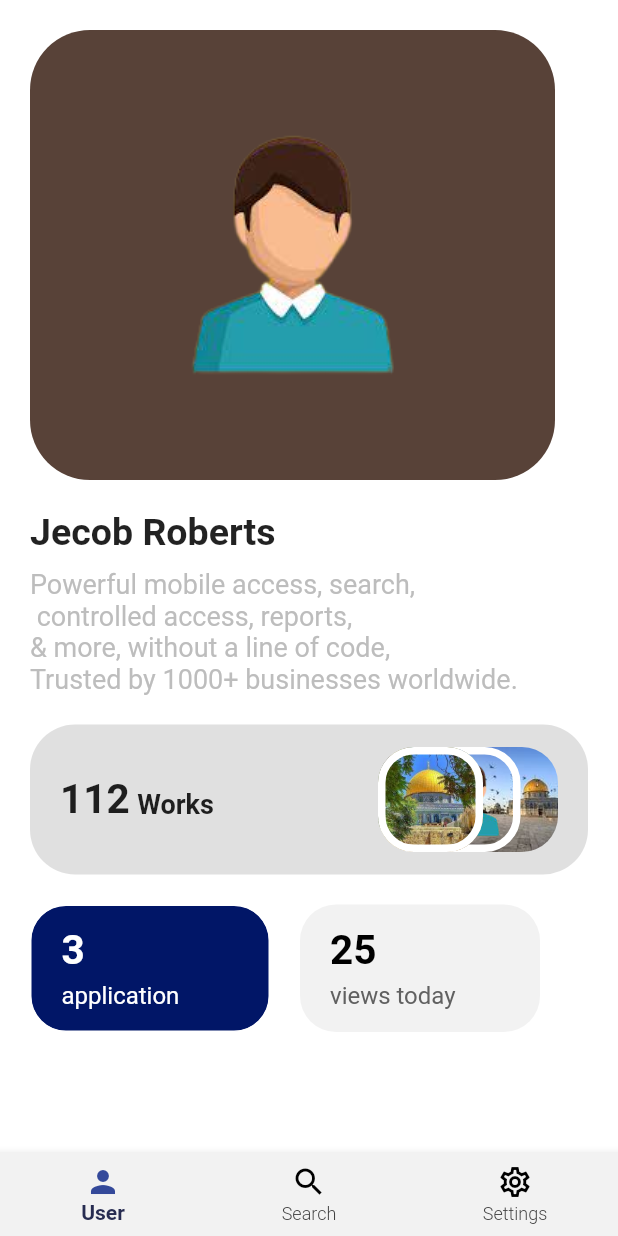
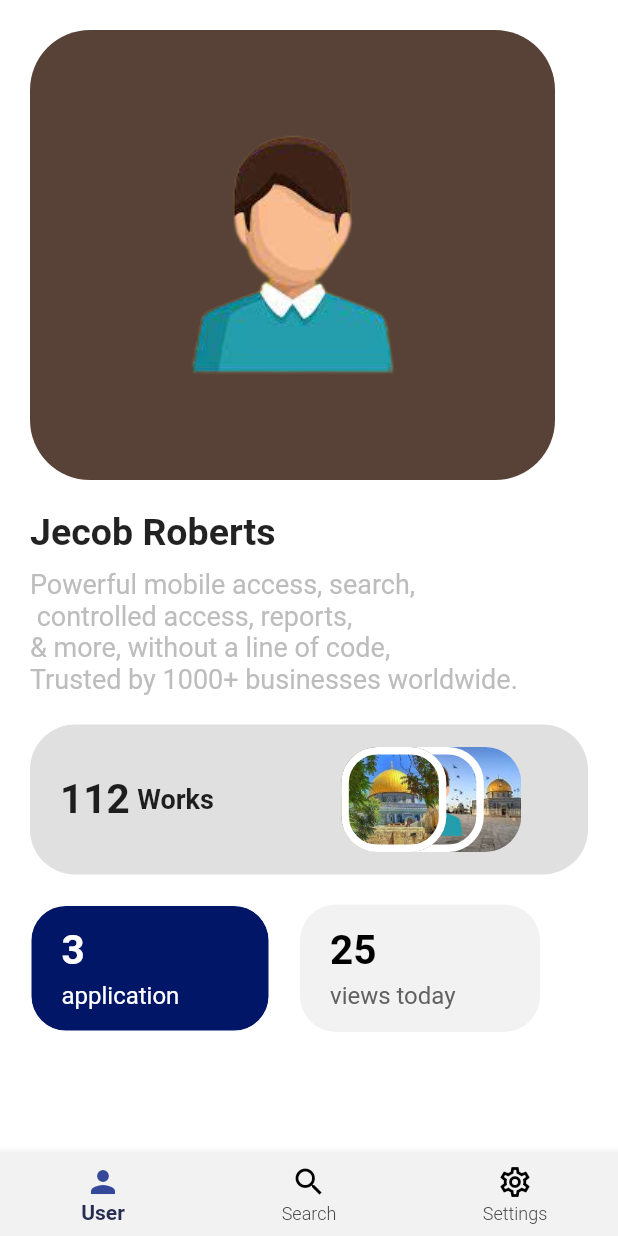
Before and after one commit to hassanhabboush/stack_example_1, a Flutter app: the screen it shows after launch, on a phone screen of 412 x 824 dp. Run offline on Flutter 3.47's test engine with Material 2 defaults, Android fonts, the phone set to English and light mode, and no system bars; our stand-ins replace flutter_spinkit; Roboto replaces fonts that are missing (fonts/Almarai-Bold.ttf, fonts/Almarai-ExtraBold.ttf, fonts/Almarai-Light.ttf).

Commit message:
تم حذف Row من واجهة user و تزويد sizedBox من 20-85

```diff
--- a/lib/screens/user_screen.dart
+++ b/lib/screens/user_screen.dart
@@ -63,11 +63,7 @@ class _UserScreenState extends State<UserScreen> {
                       borderRadius: BorderRadius.circular(30),
                     ),
                     child: Row(
-                      mainAxisAlignment: MainAxisAlignment.spaceBetween,
-                      children: [
-                        Row(
-                          crossAxisAlignment: CrossAxisAlignment.baseline,
-                          textBaseline: TextBaseline.alphabetic,
+                      // mainAxisAlignment: MainAxisAlignment.spaceBetween,
                       children: [
                         Text(
                           '112',
@@ -80,9 +76,7 @@ class _UserScreenState extends State<UserScreen> {
                         Text('Works',style: TextStyle(fontSize: 18,
                             fontWeight: FontWeight.w600,
                             fontFamily: 'fonts/Almarai-Bold.ttf'),),
-                          ],
-                        ),
-                        SizedBox(width: 30),
+                        SizedBox(width: 85),
                         Stack(
                           alignment: Alignment.centerLeft,
                           children: [
```
Lines whose indentation alone changed are shown as unchanged.
